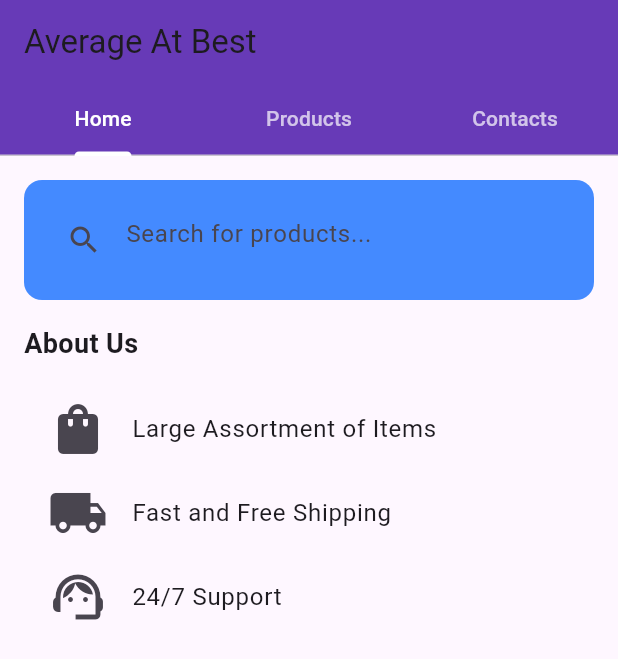
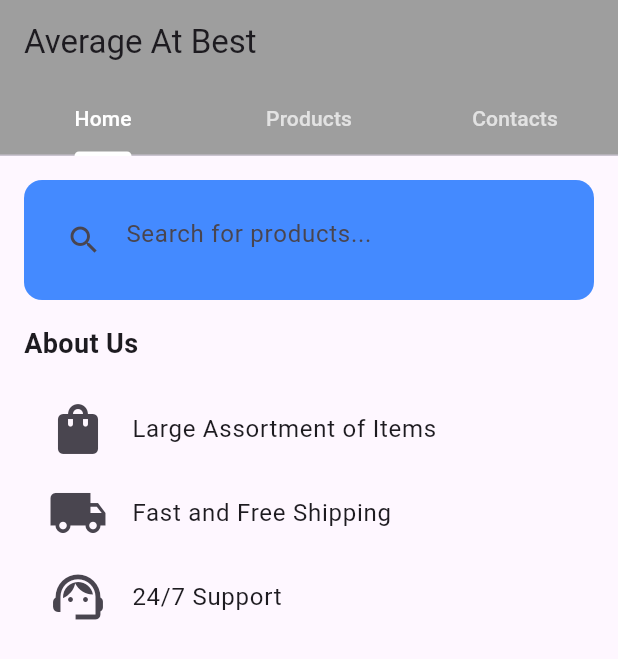
Before and after one commit to noahf909/FlutterAAB, a Flutter app: the screen it shows after launch, on a phone screen of 412 x 824 dp. Shown: the top 659 px of the screen. Run offline on Flutter 3.47's test engine with Material 3 defaults, Android fonts, the phone set to English and light mode, and no system bars.

Commit message:
Chnaged Colors to match current Frontend
I just changed the banner colors to grey to match the current website design

```diff
--- a/lib/main.dart
+++ b/lib/main.dart
@@ -16,7 +16,7 @@ class MyApp extends StatelessWidget {
     return MaterialApp(
       title: 'Average At Best',
       theme: ThemeData(
-        primarySwatch: Colors.deepPurple,
+        primarySwatch: Colors.grey,
         useMaterial3: true,
       ),
       home: const MyHomePage(title: 'Average At Best'),
@@ -54,13 +54,13 @@ class _MyHomePageState extends State<MyHomePage>
     return Scaffold(
       appBar: AppBar(
         title: Text(widget.title),
-        backgroundColor: Colors.deepPurple,
+        backgroundColor: Colors.grey,
       ),
       body: Column(
         children: [
           // Tabs below the AppBar
           Container(
-            color: Colors.deepPurple,
+            color: Colors.grey,
             child: TabBar(
               controller: _tabController,
               labelColor: Colors.white,
```
